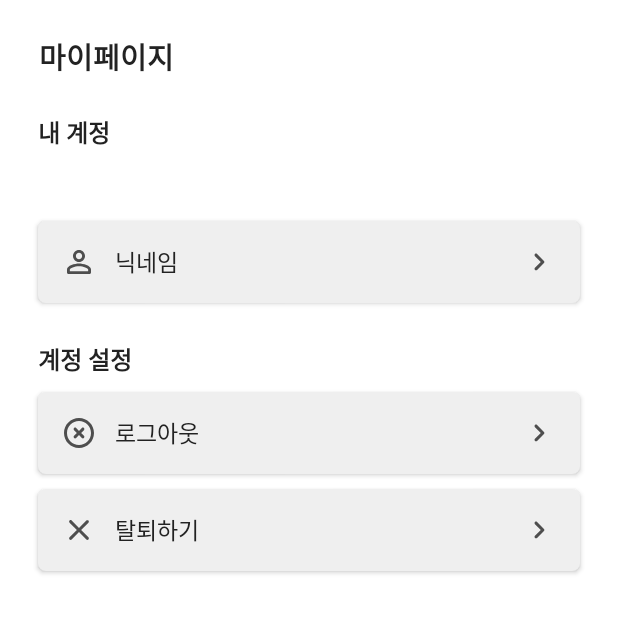
After one commit to junyoungleee/StudyWithCamera, an Android app: the MenuActivity screen opened directly, with no data from a screen before it, on a phone screen of 412 x 824 dp, the top half of it. The commit adds this screen. Run offline under Robolectric (Android 15) with nearby library versions, the phone set to English and light mode, and no system bars; our stand-ins replace Firebase (no records; nobody signed in at launch, a user with empty details on screens opened directly).

Commit message:
마이페이지 UI 제작 & Auth 처리 완료

```diff
--- /dev/null
+++ b/app/src/main/java/com/parklee/studywithcam/view/ui/MenuActivity.kt
@@ -0,0 +1,61 @@
+package com.parklee.studywithcam.view.ui
+
+import android.content.Intent
+import androidx.appcompat.app.AppCompatActivity
+import android.os.Bundle
+import android.widget.Toast
+import androidx.appcompat.app.AlertDialog
+import com.google.firebase.auth.FirebaseAuth
+import com.google.firebase.auth.FirebaseUser
+import com.parklee.studywithcam.R
+import com.parklee.studywithcam.databinding.ActivityMenuBinding
+
+class MenuActivity : AppCompatActivity() {
+
+    lateinit var binding: ActivityMenuBinding
+    lateinit var auth: FirebaseAuth
+    lateinit var user: FirebaseUser
+
+    override fun onCreate(savedInstanceState: Bundle?) {
+        super.onCreate(savedInstanceState)
+        binding = ActivityMenuBinding.inflate(layoutInflater)
+        setContentView(binding.root)
+
+        auth = FirebaseAuth.getInstance()
+        user = auth?.currentUser!!
+
+        initAccountLinear()
+    }
+
+    private fun initAccountLinear() {
+        binding.accountIdTv.text = user!!.email.toString()
+//        binding.nicknameButton.text = user!!.uid.toString()
+
+        // 로그아웃
+        binding.logoutButton.setOnClickListener {
+            auth.signOut()
+            Toast.makeText(this, R.string.logout_toast, Toast.LENGTH_SHORT).show()
+            startActivity(Intent(this, LoginActivity::class.java))
+        }
+
+        // 탈퇴
+        binding.withdrawalButton.setOnClickListener {
+            val builder = AlertDialog.Builder(this)
+            builder.setTitle(R.string.withdrawal_title)
+            builder.setMessage(R.string.withdrawal_context)
+            builder.setPositiveButton("탈퇴할래요!") { dialogInterface, i ->
+                user.delete().addOnCompleteListener { task ->
+                    if (task.isSuccessful) {
+                        Toast.makeText(this, R.string.withdrawal_toast, Toast.LENGTH_SHORT).show()
+                        auth.signOut()
+                        startActivity(Intent(this, LoginActivity::class.java))
+                    }
+                }
+            }
+            builder.setNegativeButton("아니요!") { dialogInterface, i ->
+
+            }
+            builder.show()
+        }
+    }
+}
--- /dev/null
+++ b/app/src/main/res/drawable/ic_logout.xml
@@ -0,0 +1,5 @@
+<vector android:height="24dp" android:tint="#4E4E4E"
+    android:viewportHeight="24" android:viewportWidth="24"
+    android:width="24dp" xmlns:android="http://schemas.android.com/apk/res/android">
+    <path android:fillColor="@android:color/white" android:pathData="M13.89,8.7L12,10.59 10.11,8.7c-0.39,-0.39 -1.02,-0.39 -1.41,0 -0.39,0.39 -0.39,1.02 0,1.41L10.59,12 8.7,13.89c-0.39,0.39 -0.39,1.02 0,1.41 0.39,0.39 1.02,0.39 1.41,0L12,13.41l1.89,1.89c0.39,0.39 1.02,0.39 1.41,0 0.39,-0.39 0.39,-1.02 0,-1.41L13.41,12l1.89,-1.89c0.39,-0.39 0.39,-1.02 0,-1.41 -0.39,-0.38 -1.03,-0.38 -1.41,0zM12,2C6.47,2 2,6.47 2,12s4.47,10 10,10 10,-4.47 10,-10S17.53,2 12,2zM12,20c-4.41,0 -8,-3.59 -8,-8s3.59,-8 8,-8 8,3.59 8,8 -3.59,8 -8,8z"/>
+</vector>
--- /dev/null
+++ b/app/src/main/res/drawable/ic_next.xml
@@ -0,0 +1,5 @@
+<vector android:height="24dp" android:tint="#4E4E4E"
+    android:viewportHeight="24" android:viewportWidth="24"
+    android:width="24dp" xmlns:android="http://schemas.android.com/apk/res/android">
+    <path android:fillColor="@android:color/white" android:pathData="M9.31,6.71c-0.39,0.39 -0.39,1.02 0,1.41L13.19,12l-3.88,3.88c-0.39,0.39 -0.39,1.02 0,1.41 0.39,0.39 1.02,0.39 1.41,0l4.59,-4.59c0.39,-0.39 0.39,-1.02 0,-1.41L10.72,6.7c-0.38,-0.38 -1.02,-0.38 -1.41,0.01z"/>
+</vector>
--- /dev/null
+++ b/app/src/main/res/drawable/ic_person.xml
@@ -0,0 +1,5 @@
+<vector android:height="24dp" android:tint="#4E4E4E"
+    android:viewportHeight="24" android:viewportWidth="24"
+    android:width="24dp" xmlns:android="http://schemas.android.com/apk/res/android">
+    <path android:fillColor="@android:color/white" android:pathData="M12,5.9c1.16,0 2.1,0.94 2.1,2.1s-0.94,2.1 -2.1,2.1S9.9,9.16 9.9,8s0.94,-2.1 2.1,-2.1m0,9c2.97,0 6.1,1.46 6.1,2.1v1.1L5.9,18.1L5.9,17c0,-0.64 3.13,-2.1 6.1,-2.1M12,4C9.79,4 8,5.79 8,8s1.79,4 4,4 4,-1.79 4,-4 -1.79,-4 -4,-4zM12,13c-2.67,0 -8,1.34 -8,4v2c0,0.55 0.45,1 1,1h14c0.55,0 1,-0.45 1,-1v-2c0,-2.66 -5.33,-4 -8,-4z"/>
+</vector>
--- /dev/null
+++ b/app/src/main/res/drawable/ic_withdrawal.xml
@@ -0,0 +1,5 @@
+<vector android:height="24dp" android:tint="#4E4E4E"
+    android:viewportHeight="24" android:viewportWidth="24"
+    android:width="24dp" xmlns:android="http://schemas.android.com/apk/res/android">
+    <path android:fillColor="@android:color/white" android:pathData="M18.3,5.71c-0.39,-0.39 -1.02,-0.39 -1.41,0L12,10.59 7.11,5.7c-0.39,-0.39 -1.02,-0.39 -1.41,0 -0.39,0.39 -0.39,1.02 0,1.41L10.59,12 5.7,16.89c-0.39,0.39 -0.39,1.02 0,1.41 0.39,0.39 1.02,0.39 1.41,0L12,13.41l4.89,4.89c0.39,0.39 1.02,0.39 1.41,0 0.39,-0.39 0.39,-1.02 0,-1.41L13.41,12l4.89,-4.89c0.38,-0.38 0.38,-1.02 0,-1.4z"/>
+</vector>
--- /dev/null
+++ b/app/src/main/res/drawable/menu_button_background.xml
@@ -0,0 +1,15 @@
+<?xml version="1.0" encoding="utf-8"?>
+<selector xmlns:android="http://schemas.android.com/apk/res/android">
+    <item android:state_pressed="true">
+        <shape android:shape="rectangle">
+            <corners android:radius="5dp"/>
+            <solid android:color="@color/transGray"/>
+        </shape>
+    </item>
+    <item android:state_pressed="false">
+        <shape android:shape="rectangle">
+            <corners android:radius="5dp"/>
+            <solid android:color="@color/darkWhite"/>
+        </shape>
+    </item>
+</selector>
--- /dev/null
+++ b/app/src/main/res/layout/activity_menu.xml
@@ -0,0 +1,85 @@
+<?xml version="1.0" encoding="utf-8"?>
+<androidx.constraintlayout.widget.ConstraintLayout
+    xmlns:android="http://schemas.android.com/apk/res/android"
+    xmlns:app="http://schemas.android.com/apk/res-auto"
+    xmlns:tools="http://schemas.android.com/tools"
+    android:layout_width="match_parent"
+    android:layout_height="match_parent"
+    tools:context=".view.ui.MenuActivity">
+
+    <androidx.appcompat.widget.Toolbar
+        android:id="@+id/toolbar"
+        android:layout_width="match_parent"
+        android:layout_height="wrap_content"
+        android:layout_marginTop="10dp"
+        app:layout_constraintTop_toTopOf="parent"
+        app:layout_constraintRight_toRightOf="parent"
+        app:layout_constraintLeft_toLeftOf="parent">
+        <TextView
+            android:layout_width="wrap_content"
+            android:layout_height="wrap_content"
+            android:text="마이페이지"
+            style="@style/toolbar_text" />
+    </androidx.appcompat.widget.Toolbar>
+
+    <LinearLayout
+        android:id="@+id/account_linear"
+        android:layout_width="match_parent"
+        android:layout_height="wrap_content"
+        android:orientation="vertical"
+        android:layout_marginTop="10dp"
+        app:layout_constraintTop_toBottomOf="@id/toolbar"
+        app:layout_constraintRight_toRightOf="parent"
+        app:layout_constraintLeft_toLeftOf="parent">
+        <TextView
+            android:layout_width="wrap_content"
+            android:layout_height="wrap_content"
+            android:text="@string/account"
+            style="@style/menu_subTitle" />
+        <TextView
+            android:id="@+id/account_id_tv"
+            android:layout_width="wrap_content"
+            android:layout_height="wrap_content"
+            android:text="xxx@gmail.com"
+            style="@style/menu_subTitle"
+            android:layout_marginBottom="15dp"/>
+        <androidx.appcompat.widget.AppCompatButton
+            android:id="@+id/nickname_button"
+            android:layout_width="match_parent"
+            android:layout_height="wrap_content"
+            style="@style/menu_button"
+            android:drawableLeft="@drawable/ic_person"
+            android:text="@string/account_nickname" />
+    </LinearLayout>
+
+    <LinearLayout
+        android:id="@+id/account_setting_linear"
+        android:layout_width="match_parent"
+        android:layout_height="wrap_content"
+        android:orientation="vertical"
+        android:layout_marginTop="15dp"
+        app:layout_constraintTop_toBottomOf="@id/account_linear"
+        app:layout_constraintRight_toRightOf="parent"
+        app:layout_constraintLeft_toLeftOf="parent">
+        <TextView
+            android:layout_width="wrap_content"
+            android:layout_height="wrap_content"
+            android:text="@string/account_setting"
+            style="@style/menu_subTitle" />
+        <androidx.appcompat.widget.AppCompatButton
+            android:id="@+id/logout_button"
+            android:layout_width="match_parent"
+            android:layout_height="wrap_content"
+            style="@style/menu_button"
+            android:drawableLeft="@drawable/ic_logout"
+            android:text="@string/account_logout" />
+        <androidx.appcompat.widget.AppCompatButton
+            android:id="@+id/withdrawal_button"
+            android:layout_width="match_parent"
+            android:layout_height="wrap_content"
+            style="@style/menu_button"
+            android:drawableLeft="@drawable/ic_withdrawal"
+            android:text="@string/account_withdrawal" />
+    </LinearLayout>
+
+</androidx.constraintlayout.widget.ConstraintLayout>
--- a/app/src/main/res/layout/fragment_group.xml
+++ b/app/src/main/res/layout/fragment_group.xml
@@ -8,13 +8,14 @@
 
     <androidx.appcompat.widget.Toolbar
         android:id="@+id/group_toolbar"
+        android:layout_marginTop="10dp"
         android:layout_width="match_parent"
         android:layout_height="wrap_content">
         <TextView
             android:layout_width="wrap_content"
             android:layout_height="wrap_content"
-            android:text="👥  그룹 스터디"
-            style="@style/title_text"/>
+            android:text="그룹 스터디"
+            style="@style/toolbar_text"/>
     </androidx.appcompat.widget.Toolbar>
 
     <LinearLayout
--- a/app/src/main/res/menu/menu.xml
+++ b/app/src/main/res/menu/menu.xml
@@ -15,6 +15,6 @@
     <item
         android:id="@+id/statistic"
         android:icon="@drawable/ic_statistic"
-        android:title="나의 공부량"/>
+        android:title="리포트"/>
 
 </menu>
--- a/app/src/main/res/values/colors.xml
+++ b/app/src/main/res/values/colors.xml
@@ -12,6 +12,7 @@
     <color name="darkOrange">#FF5721</color>
     <color name="darkGray">#474747</color>
     <color name="mainGray">#AEAEAE</color>
+    <color name="transGray">#C4C4C4C4</color>
     <color name="lightGray">#C4C4C4</color>
     <color name="darkWhite">#EFEFEF</color>
 </resources>
--- a/app/src/main/res/values/strings.xml
+++ b/app/src/main/res/values/strings.xml
@@ -30,4 +30,17 @@
     <string name="menu_home">Home</string>
     <string name="menu_gallery">Gallery</string>
     <string name="menu_slideshow">Slideshow</string>
+
+    <!-- activity menu -->
+    <string name="account">내 계정</string>
+    <string name="account_nickname">&#160;&#160;&#160;닉네임</string>
+
+    <string name="account_setting">계정 설정</string>
+    <string name="account_logout">&#160;&#160;&#160;로그아웃</string>
+    <string name="account_withdrawal">&#160;&#160;&#160;탈퇴하기</string>
+
+    <string name="logout_toast">로그아웃! 다음에 또 만나요!</string>
+    <string name="withdrawal_title">회원탈퇴</string>
+    <string name="withdrawal_context">정말 탈퇴하실건가요?ㅠㅠ</string>
+    <string name="withdrawal_toast">탈퇴 처리를 완료하였습니다.\n그동안 사용해주셔서 감사합니다! :)</string>
 </resources>
--- a/app/src/main/res/values/themes.xml
+++ b/app/src/main/res/values/themes.xml
@@ -19,17 +19,23 @@
     <!-- TEXT STYLE -->
     <style name="context_text">
         <item name="android:textColor">@color/black</item>
-        <item name="android:textSize">16sp</item>
+        <item name="android:textSize">15sp</item>
     </style>
 
-    <style name="title_text" parent="context_text">
+    <style name="title_text">
         <item name="android:textColor">@color/black</item>
         <item name="android:textSize">19sp</item>
         <item name="android:textStyle">bold</item>
     </style>
 
-    <style name="subtitle_text" parent="context_text">
+    <style name="toolbar_text" parent="title_text">
+        <item name="android:paddingLeft">10dp</item>
+    </style>
+
+    <style name="subtitle_text">
         <item name="android:textStyle">bold</item>
+        <item name="android:textColor">@color/black</item>
+        <item name="android:textSize">16sp</item>
     </style>
 
     <style name="context_text_alert" parent="context_text">
@@ -41,14 +47,26 @@
         <item name="android:textColor">@color/mainOrange</item>
     </style>
 
-    <style name="timer_text" parent="title_text">
+    <style name="timer_text">
         <item name="android:textSize">24sp</item>
         <item name="android:textStyle">normal</item>
-        <item name="android:textColor">@color/mainOrange</item>
+        <item name="android:textColor">@color/black</item>
     </style>
 
     <style name="mini_text" parent="context_text">
         <item name="android:textSize">13sp</item>
+    </style>
+
+
+    <!-- Menu -->
+    <style name="menu_subTitle" parent="subtitle_text">
+        <item name="android:layout_marginLeft">25dp</item>
+        <item name="android:layout_marginBottom">10dp</item>
+    </style>
+
+    <!-- Statistic -->
+    <style name="timer_text_alert" parent="timer_text">
+        <item name="android:textColor">@color/mainOrange</item>
     </style>
 
 
@@ -59,10 +77,22 @@
         <item name="android:textStyle">bold</item>
         <item name="android:textSize">16sp</item>
     </style>
+
+    <style name="menu_button" parent="context_text">
+        <item name="android:background">@drawable/menu_button_background</item>
+        <item name="android:padding">15dp</item>
+        <item name="android:gravity">center_vertical</item>
+        <item name="android:drawableRight">@drawable/ic_next</item>
+        <item name="android:layout_marginRight">25dp</item>
+        <item name="android:layout_marginLeft">25dp</item>
+        <item name="android:layout_marginBottom">10dp</item>
+    </style>
+
     <style name="NoActionBar">
         <item name="windowActionBar">false</item>
         <item name="windowNoTitle">true</item>
     </style>
+
     <style name="AppBarOverlay" parent="ThemeOverlay.AppCompat.Dark.ActionBar" />
     <style name="PopupOverlay" parent="ThemeOverlay.AppCompat.Light" />
 
```
Also changed, not shown: app/src/main/AndroidManifest.xml (+8 -6 lines), app/src/main/java/com/parklee/studywithcam/view/ui/main/HomeFragment.kt (+9 -0 lines), app/src/main/res/layout/drawer_header.xml (deleted, +0 -27 lines), app/src/main/res/layout/fragment_home.xml (+20 -0 lines), app/src/main/res/layout/fragment_statistic.xml (+7 -7 lines), app/src/main/res/menu/drawer.xml (deleted, +0 -12 lines).
